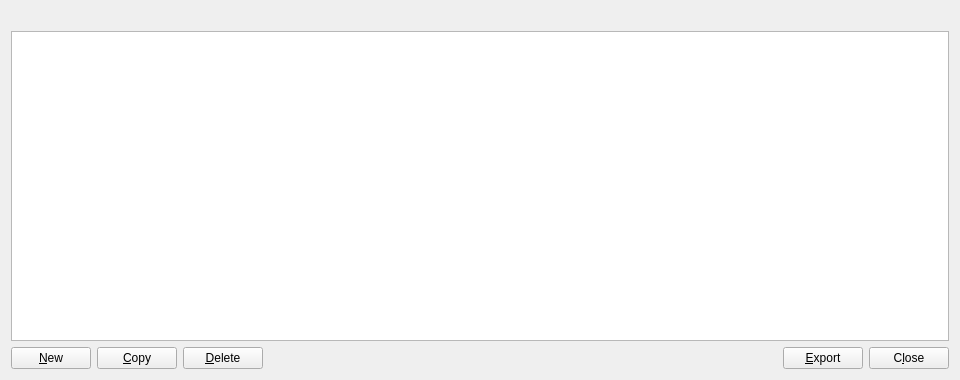
The window that src/qt/forms/addressbookpage.ui (badcoin-net/Badcoin) describes before a commit, drawn with Qt 5.
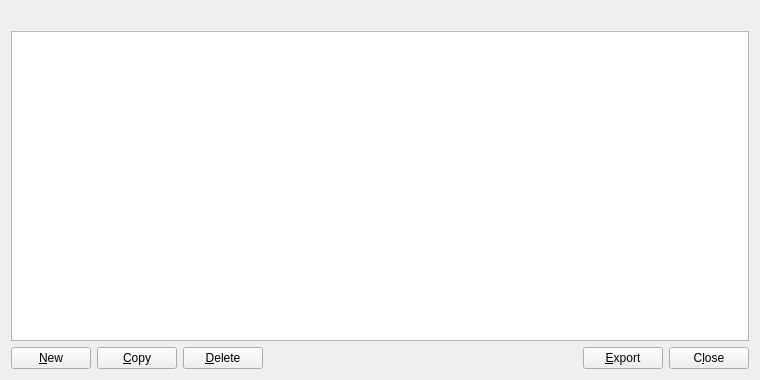
The same window after the commit. Icons and pictures are not drawn.

What changed in the file:
```diff
--- a/src/qt/forms/addressbookpage.ui
+++ b/src/qt/forms/addressbookpage.ui
@@ -6,7 +6,7 @@
    <rect>
     <x>0</x>
     <y>0</y>
-    <width>960</width>
+    <width>760</width>
     <height>380</height>
    </rect>
   </property>
@@ -118,6 +118,9 @@
         <iconset resource="../bitcoin.qrc">
          <normaloff>:/icons/export</normaloff>:/icons/export</iconset>
        </property>
+       <property name="autoDefault">
+        <bool>false</bool>
+       </property>
       </widget>
      </item>
      <item>
@@ -131,6 +134,9 @@
        <property name="text">
         <string>C&amp;lose</string>
        </property>
+       <property name="autoDefault">
+        <bool>false</bool>
+       </property>
       </widget>
      </item>
     </layout>
```
Left out of the diff: 11 changed lines with no effect on the pictures.
